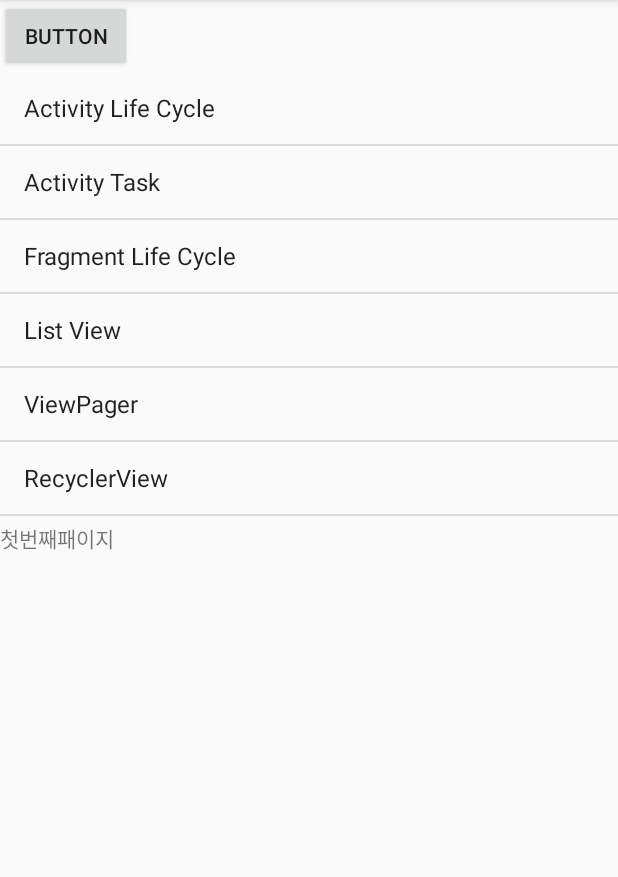
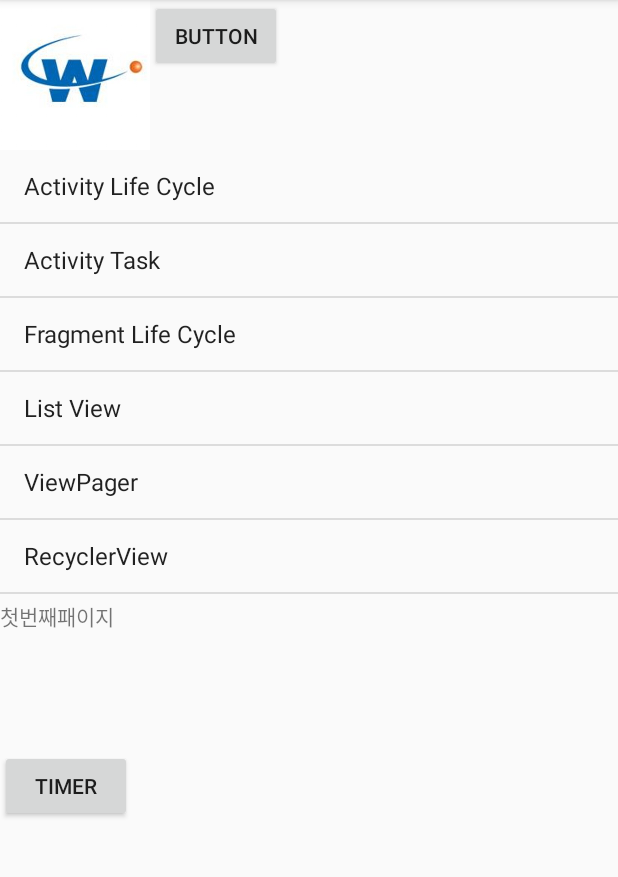
Before and after one commit to alsgur0133/FirstProject, an Android app: the screen it shows after launch (MainActivity), on a phone screen of 412 x 824 dp, the part 84-961 px from its top. Run offline under Robolectric (Android 15) with nearby library versions, the phone set to English and light mode, and no system bars.

Commit message:
first commit

```diff
--- a/app/src/main/AndroidManifest.xml
+++ b/app/src/main/AndroidManifest.xml
@@ -9,7 +9,9 @@
         android:roundIcon="@mipmap/ic_launcher_round"
         android:supportsRtl="true"
         android:theme="@style/AppTheme">
-        <activity android:name=".MapActivity"></activity>
+        <activity android:name=".TimerActivity"></activity>
+        <activity android:name=".TimeActivity" />
+        <activity android:name=".MapActivity" />
         <activity android:name=".RecycleView" />
         <activity android:name=".Main3Activity" />
         <activity android:name=".Main2Activity" />
--- a/app/src/main/java/com/webcash/myapplication/MainActivity.java
+++ b/app/src/main/java/com/webcash/myapplication/MainActivity.java
@@ -18,7 +18,7 @@ import java.util.ArrayList;
 
 public class MainActivity extends AppCompatActivity{
     ListView listView;
-    Button btn;
+    Button btn,btnTimer;
     String[] items = {"예를들어 onCreate() Activity가 처음 만들어질 때 호출되는 함수 onStart() 사용자에게 보여지기 직전에 호출되는 함수 등을 통해 Activity에 생명을 부여하는것"
     ,"Task는 어플리케이션에서 실행되는 Activity를 보관하고 관리하며 Stack형태의 연속된 Activity로 이루어진다. 선입후출형태로 나중에 적재된 액티비티일 수록 가장 먼저 사용된다."
     ,"Fragment Life Cycle이란 Activity Life Cycle처럼 생명주기이다. 프래그먼트는 액티비티안에서 존재하게 되므로, Activity의 존재와도 연관된 생명주기들을 추가적으로 가지고 있다. 예를 예를들어 onCreate(),프래그먼트가 Activity에 attach될 때 호출되는 onAttach()함수 등"
@@ -33,11 +33,20 @@ public class MainActivity extends AppCompatActivity{
         setContentView(R.layout.activity_main);
     listView = findViewById(R.id.ListView);
     btn = findViewById(R.id.btn1);
+    btnTimer= findViewById(R.id.btnTimer);
+    btnTimer.setOnClickListener(new View.OnClickListener() {
+        @Override
+        public void onClick(View v) {
+            Intent intent = new Intent(MainActivity.this,TimerActivity.class);
+        startActivity(intent);
+        }
+    });
     btn.setOnClickListener(new View.OnClickListener() {
             @Override
             public void onClick(View view) {
                 Intent intent = new Intent(MainActivity.this,RecycleView.class);
                 startActivity(intent);
+
             }
         });
     listView.setOnItemClickListener(new AdapterView.OnItemClickListener() {
--- a/app/src/main/res/layout/activity_main.xml
+++ b/app/src/main/res/layout/activity_main.xml
@@ -7,11 +7,26 @@
     android:orientation="vertical"
     tools:context=".MainActivity">
 
-    <Button
-        android:id="@+id/btn1"
+    <LinearLayout
         android:layout_width="wrap_content"
         android:layout_height="wrap_content"
-        android:text="Button" />
+        android:orientation="horizontal">
+
+        <ImageView
+            android:id="@+id/imageView"
+            android:layout_width="wrap_content"
+            android:layout_height="wrap_content"
+            android:adjustViewBounds="true"
+            android:maxWidth="100dp"
+            android:maxHeight="100dp"
+            app:srcCompat="@drawable/webcash" />
+
+        <Button
+            android:id="@+id/btn1"
+            android:layout_width="wrap_content"
+            android:layout_height="wrap_content"
+            android:text="Button" />
+    </LinearLayout>
 
     <ListView
         android:id="@+id/ListView"
@@ -23,6 +38,13 @@
     <android.support.v4.view.ViewPager
         android:id="@+id/pager"
         android:layout_width="match_parent"
-        android:layout_height="match_parent"></android.support.v4.view.ViewPager>
+        android:layout_height="100dp"
+        >
+    </android.support.v4.view.ViewPager>
 
+    <Button
+        android:id="@+id/btnTimer"
+        android:layout_width="wrap_content"
+        android:layout_height="wrap_content"
+        android:text="Timer" />
 </LinearLayout>
```
Also changed, not shown: app/src/main/java/com/webcash/myapplication/TimerActivity.java (added, +57 -0 lines), app/src/main/res/layout/activity_timer.xml (added, +16 -0 lines), app/src/main/res/drawable-v24/webcash.jpeg (added).
